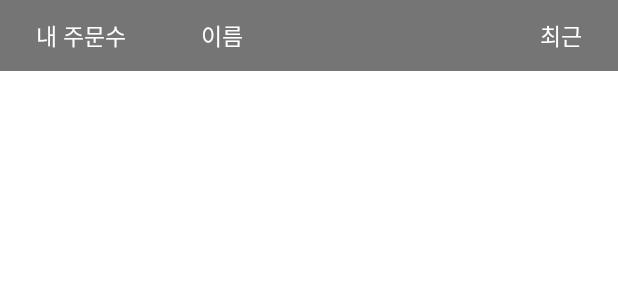
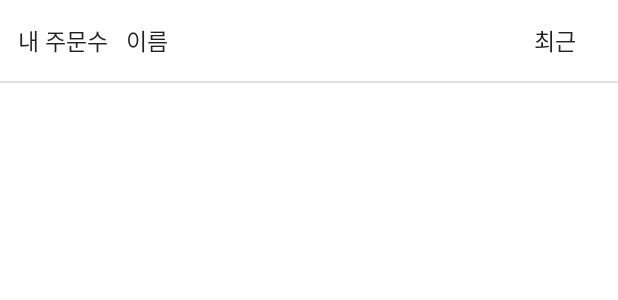
Before and after one commit to Carrot-Drone/Android-App-For-User, an Android app: the layout fragment_call.xml on its own in the app's theme, with its tools: preview values and no code run, on a phone screen of 412 x 824 dp. Shown: the top 300 px of the screen. Run offline under Robolectric (Android 15) with nearby library versions, the phone set to English and light mode, and no system bars; Roboto replaces fonts that are not available here.

Commit message:
최근 주문 리스트 헤더 추가

```diff
--- a/app/src/main/java/com/lchpatners/shadal/CallListAdapter.java
+++ b/app/src/main/java/com/lchpatners/shadal/CallListAdapter.java
@@ -108,12 +108,11 @@ public class CallListAdapter extends BaseAdapter {
     @Override
     public View getView(int position, View convertView, ViewGroup parent) {
         final int pos = position;
+        View view;
         if (convertView == null) {
 
             LayoutInflater inflater = LayoutInflater.from(context);
-           // View view = inflater.inflate(R.layout.list_header_call, parent, false);
             convertView = inflater.inflate(R.layout.list_item_call, parent, false);
-
         }
         assert convertView != null;
 
--- a/app/src/main/java/com/lchpatners/shadal/CallListFragment.java
+++ b/app/src/main/java/com/lchpatners/shadal/CallListFragment.java
@@ -62,8 +62,8 @@ public class CallListFragment extends Fragment {
     @Override
     public View onCreateView(LayoutInflater inflater, ViewGroup container, Bundle savedInstanceState) {
 
-        View view = inflater.inflate(R.layout.list_view, container, false);
-        final ListView listView = (ListView)view.findViewById(R.id.list_view);
+        View view = inflater.inflate(R.layout.fragment_call, container, false);
+        final ListView listView = (ListView)view.findViewById(R.id.call_list_view);
 
         // Create and set the empty view to show up when the list is empty.
         ImageView img = new ImageView(activity);
--- a/app/src/main/res/layout/activity_campus_selection.xml
+++ b/app/src/main/res/layout/activity_campus_selection.xml
@@ -39,6 +39,7 @@
         android:layout_marginTop="32dp"
         android:layout_marginLeft="16dp"
         android:layout_marginRight="16dp"
-        android:layout_marginBottom="32dp"/>
+        android:layout_marginBottom="32dp"
+        android:background="@color/white100"/>
 
 </RelativeLayout>
--- a/app/src/main/res/layout/activity_main.xml
+++ b/app/src/main/res/layout/activity_main.xml
@@ -1,3 +1,4 @@
+
 <RelativeLayout xmlns:android="http://schemas.android.com/apk/res/android"
     xmlns:tools="http://schemas.android.com/tools"
     android:layout_width="match_parent"
--- a/app/src/main/res/layout/list_header_call.xml
+++ b/app/src/main/res/layout/fragment_call.xml
@@ -5,22 +5,25 @@
                 android:background="@color/white100">
 
     <RelativeLayout
+        android:id="@+id/relativeLayout"
         android:layout_width="match_parent"
         android:layout_height="wrap_content"
-        android:background="@color/black54">
+        android:background="@color/white100"
+        android:paddingTop="3dp"
+        android:paddingBottom="3dp"
+        >
 
         <TextView
             android:id="@+id/title_name"
             android:layout_width="wrap_content"
             android:layout_height="wrap_content"
             android:layout_centerVertical="true"
-            android:layout_marginLeft="50dp"
             android:layout_toEndOf="@+id/title_call_count"
             android:layout_toRightOf="@+id/title_call_count"
             android:maxLength="12"
             android:singleLine="true"
             android:text="이름"
-            android:textColor="@color/white100"
+            android:textColor="@color/black87"
             android:textSize="15sp"/>
 
         <TextView
@@ -31,10 +34,11 @@
             android:layout_alignParentStart="true"
             android:layout_centerVertical="true"
             android:layout_marginBottom="16dp"
-            android:layout_marginLeft="24dp"
+            android:layout_marginLeft="12dp"
+            android:layout_marginRight="12dp"
             android:layout_marginTop="8dp"
             android:text="내 주문수"
-            android:textColor="@color/white100"
+            android:textColor="@color/black87"
             android:textSize="15sp"/>
 
         <TextView
@@ -44,9 +48,23 @@
             android:layout_alignParentEnd="true"
             android:layout_alignParentRight="true"
             android:layout_centerVertical="true"
-            android:layout_marginRight="24dp"
+            android:layout_marginRight="28dp"
             android:text="최근"
-            android:textColor="@color/white100"
+            android:textColor="@color/black87"
             android:textSize="15sp"/>
     </RelativeLayout>
+    <RelativeLayout
+        android:id="@+id/relativeLayout2"
+        android:layout_width="match_parent"
+        android:layout_height="1dp"
+        android:background="@color/black12"
+        android:layout_below="@+id/relativeLayout">
+    </RelativeLayout>
+        <ListView
+            android:id="@+id/call_list_view"
+            android:layout_width="match_parent"
+            android:layout_height="wrap_content"
+            android:layout_centerHorizontal="true"
+            android:layout_below="@+id/relativeLayout2"/>
+
 </RelativeLayout>
--- a/app/src/main/res/layout/list_item_campus.xml
+++ b/app/src/main/res/layout/list_item_campus.xml
@@ -3,10 +3,10 @@
     xmlns:android="http://schemas.android.com/apk/res/android"
     android:layout_width="match_parent"
     android:layout_height="wrap_content"
-    android:paddingTop="8dp"
+    android:paddingTop="10dp"
     android:paddingLeft="16dp"
     android:paddingRight="16dp"
-    android:paddingBottom="8dp"
+    android:paddingBottom="10dp"
     android:text="@string/hello_world"
     android:textSize="20sp"
     android:textColor="@color/black87"
--- a/app/src/main/res/layout/list_item_menu.xml
+++ b/app/src/main/res/layout/list_item_menu.xml
@@ -2,7 +2,8 @@
 <RelativeLayout xmlns:android="http://schemas.android.com/apk/res/android"
     android:layout_width="match_parent"
     android:layout_height="match_parent"
-    android:background="@color/white100">
+    android:background="@color/white100"
+    android:paddingBottom="3dp">
 
     <TextView
         android:id="@+id/price"
--- a/app/src/main/res/values-v21/styles.xml
+++ b/app/src/main/res/values-v21/styles.xml
@@ -4,6 +4,7 @@
     <style name="BaseAppTheme" parent="Theme.AppCompat.Light.DarkActionBar">
         <item name="android:colorPrimary">@color/primary</item>
         <item name="android:colorPrimaryDark">@color/primary_dark</item>
+        <item name="android:textColor">@color/white100</item>
     </style>
 
     <style name="AppTheme.NoActionBar" parent="Theme.AppCompat.Light.NoActionBar">
@@ -18,6 +19,7 @@
         <item name="actionBarTabStyle">@style/AppTheme.ActionBar.TabView</item>
         <item name="android:actionBarDivider">@color/transparent</item>
         <item name="actionBarDivider">@color/transparent</item>
+        <item name="android:actionBarTabTextStyle">@style/AppTheme.ActionBar.TabView.TabText</item>
     </style>
 
     <style name="AppTheme.ActionBar" parent="Widget.AppCompat.Light.ActionBar.Solid.Inverse">
@@ -25,12 +27,25 @@
         <item name="background">?android:colorPrimary</item>
         <item name="android:elevation">0dp</item>
         <item name="elevation">0dp</item>
+        <item name="android:textColor">@color/white100</item>
+        <item name="android:textColorPrimary">@color/white100</item>
     </style>
 
-    <style name="AppTheme.ActionBar.TabView" parent="Widget.AppCompat.Light.ActionBar.TabView.Inverse">
+    <style name="AppTheme.ActionBar.TabView" parent="Widget.AppCompat.Light.ActionBar.TabView">
         <item name="android:background">@drawable/actionbar_tab</item>
         <item name="background">@drawable/actionbar_tab</item>
         <item name="android:paddingBottom">4dp</item>
+        <item name="android:textColor">@color/primary</item>
+        <item name="android:textColorPrimaryInverse">@color/black54</item>>
     </style>
 
+    <style name="AppTheme.ActionBar.TabView.TabText"
+           parent="Widget.AppCompat.Light.ActionBar.TabText.Inverse">
+        <item name="android:textColor">@color/primary</item>
+        <item name="android:textColorPrimary">@color/primary</item>
+        <item name="android:textColorPrimaryInverse">@color/black54</item>
+        <item name="android:color">@color/primary</item>
+    </style>
+
+
 </resources>
--- a/app/src/main/res/values/colors.xml
+++ b/app/src/main/res/values/colors.xml
@@ -14,7 +14,7 @@
     <color name="black26">#42000000</color>
     <color name="black12">#1F000000</color>
 
-    <color name="tab_background">#EBECED</color>
+    <color name="tab_background">#FFFFFF</color>
     <color name="call_background">#4CAF4E</color>
     <color name="menu_list_background">#F1F1F2</color>
 
--- a/app/src/main/res/values/styles.xml
+++ b/app/src/main/res/values/styles.xml
@@ -1,7 +1,6 @@
 <resources>
 
     <style name="BaseAppTheme" parent="Theme.AppCompat.Light.DarkActionBar">
-
     </style>
 
     <style name="AppTheme.NoActionBar" parent="Theme.AppCompat.Light.NoActionBar">
@@ -15,6 +14,7 @@
         <item name="actionBarTabStyle">@style/AppTheme.ActionBar.TabView</item>
         <item name="android:actionBarDivider">@color/transparent</item>
         <item name="actionBarDivider">@color/transparent</item>
+        <item name="android:actionBarTabTextStyle">@style/AppTheme.ActionBar.TabView.TabText</item>
     </style>
 
     <style name="AppTheme.ActionBar" parent="Widget.AppCompat.Light.ActionBar.Solid.Inverse">
@@ -22,10 +22,22 @@
         <item name="background">@color/primary</item>
     </style>
 
-    <style name="AppTheme.ActionBar.TabView" parent="Widget.AppCompat.Light.ActionBar.TabView.Inverse">
+    <style name="AppTheme.ActionBar.TabView" parent="Widget.AppCompat.Light.ActionBar.TabView">
         <item name="android:background">@drawable/actionbar_tab</item>
         <item name="background">@drawable/actionbar_tab</item>
+        <item name="android:textColor">@color/primary</item>
+        <item name="android:color">@color/black54</item>
+        <item name="android:textColorPrimaryInverse">@color/black54</item>>
         <item name="android:paddingBottom">4dp</item>
     </style>
 
+    <style name="AppTheme.ActionBar.TabView.TabText"
+           parent="Widget.AppCompat.Light.ActionBar.TabText.Inverse">
+        <item name="android:textColor">@color/primary</item>
+        <item name="android:textColorPrimary">@color/primary</item>
+        <item name="android:textColorPrimaryInverse">@color/black54</item>
+        <item name="android:color">@color/primary</item>
+    </style>
+
+
 </resources>
```
Also changed, not shown: app/src/main/java/com/lchpatners/shadal/MainActivity.java (+7 -7 lines).
